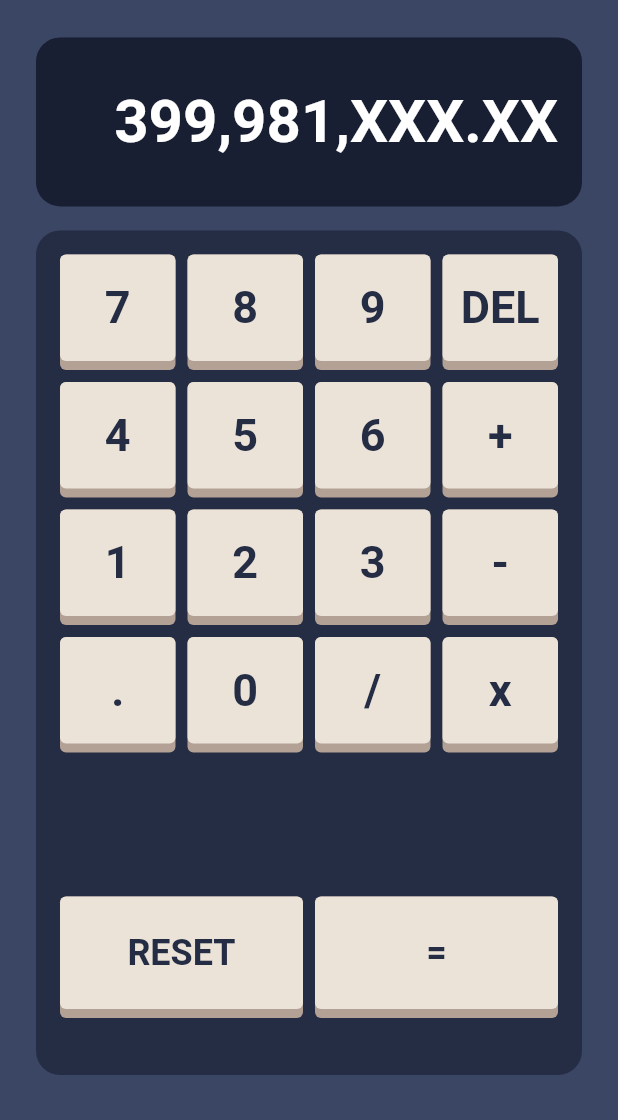
After one commit to mangelsr/flutter_calc, a Flutter app: the screen it shows after launch, on a phone screen of 412 x 824 dp, the part 116-1236 px from its top. The commit adds this screen. Run offline on Flutter 3.47's test engine with Material 2 defaults, Android fonts, the phone set to English and light mode, and no system bars.

Commit message:
[REF]: Created individual widgets

```diff
--- /dev/null
+++ b/lib/widgets/header.dart
@@ -0,0 +1,32 @@
+import 'package:flutter/material.dart';
+
+class Header extends StatelessWidget {
+  const Header({Key? key}) : super(key: key);
+
+  @override
+  Widget build(BuildContext context) {
+    return Expanded(
+      flex: 1,
+      child: Row(
+        mainAxisAlignment: MainAxisAlignment.spaceBetween,
+        children: const [
+          Text(
+            'calc',
+            style: TextStyle(
+              fontSize: 32,
+              color: Colors.white,
+              fontWeight: FontWeight.bold,
+            ),
+          ),
+          Text(
+            'THEME',
+            style: TextStyle(
+              fontSize: 16,
+              color: Colors.white,
+            ),
+          ),
+        ],
+      ),
+    );
+  }
+}
--- /dev/null
+++ b/lib/widgets/num_pad.dart
@@ -0,0 +1,124 @@
+import 'package:flutter/material.dart';
+
+class NumPad extends StatelessWidget {
+  const NumPad({Key? key}) : super(key: key);
+
+  static const List<String> buttons = [
+    '7',
+    '8',
+    '9',
+    'DEL',
+    '4',
+    '5',
+    '6',
+    '+',
+    '1',
+    '2',
+    '3',
+    '-',
+    '.',
+    '0',
+    '/',
+    'x',
+  ];
+
+  static const List<String> buttons2 = ['RESET', '='];
+
+  @override
+  Widget build(BuildContext context) {
+    return Expanded(
+      flex: 10,
+      child: Container(
+        padding: const EdgeInsets.all(16),
+        decoration: BoxDecoration(
+          color: const Color(0XFF252D44),
+          borderRadius: BorderRadius.circular(16),
+        ),
+        child: Column(
+          children: [
+            Expanded(
+              flex: 4,
+              child: GridView.count(
+                shrinkWrap: true,
+                crossAxisCount: 4,
+                mainAxisSpacing: 8,
+                crossAxisSpacing: 8,
+                children: buttons
+                    .map((String e) => Stack(
+                          children: [
+                            Container(
+                              decoration: BoxDecoration(
+                                color: const Color(0XFFB3A195),
+                                borderRadius: BorderRadius.circular(4),
+                              ),
+                            ),
+                            Container(
+                              margin: const EdgeInsets.only(bottom: 6),
+                              decoration: BoxDecoration(
+                                color: const Color(0XFFEBE3D8),
+                                borderRadius: BorderRadius.circular(4),
+                              ),
+                              child: Center(
+                                child: Text(
+                                  e,
+                                  style: const TextStyle(
+                                    fontSize: 30,
+                                    fontWeight: FontWeight.bold,
+                                    color: Color(0XFF252D44),
+                                  ),
+                                ),
+                              ),
+                            ),
+                          ],
+                        ))
+                    .toList(),
+              ),
+            ),
+            const SizedBox(height: 16),
+            Expanded(
+              flex: 1,
+              child: GridView.count(
+                shrinkWrap: true,
+                crossAxisCount: 2,
+                mainAxisSpacing: 8,
+                crossAxisSpacing: 8,
+                childAspectRatio: 2,
+                children: buttons2
+                    .map(
+                      (String e) => Stack(
+                        children: [
+                          Container(
+                            decoration: BoxDecoration(
+                              color: const Color(0XFFB3A195),
+                              borderRadius: BorderRadius.circular(4),
+                            ),
+                          ),
+                          Container(
+                            decoration: BoxDecoration(
+                              color: const Color(0XFFEBE3D8),
+                              borderRadius: BorderRadius.circular(4),
+                            ),
+                            margin: const EdgeInsets.only(bottom: 6),
+                            child: Center(
+                              child: Text(
+                                e,
+                                style: const TextStyle(
+                                  fontSize: 24,
+                                  fontWeight: FontWeight.bold,
+                                  color: Color(0XFF252D44),
+                                ),
+                              ),
+                            ),
+                          ),
+                        ],
+                      ),
+                    )
+                    .toList(),
+              ),
+            ),
+          ],
+        ),
+      ),
+    );
+  }
+}
--- /dev/null
+++ b/lib/widgets/result_box.dart
@@ -0,0 +1,35 @@
+import 'package:flutter/material.dart';
+
+class ResultBox extends StatelessWidget {
+  const ResultBox({Key? key}) : super(key: key);
+
+  @override
+  Widget build(BuildContext context) {
+    return Expanded(
+      flex: 2,
+      child: Container(
+        padding: const EdgeInsets.all(16),
+        width: double.maxFinite,
+        decoration: BoxDecoration(
+          color: const Color(0XFF181F32),
+          borderRadius: BorderRadius.circular(16),
+        ),
+        child: Column(
+          mainAxisAlignment: MainAxisAlignment.center,
+          crossAxisAlignment: CrossAxisAlignment.end,
+          children: const [
+            Text(
+              '399,981,XXX.XX',
+              overflow: TextOverflow.ellipsis,
+              style: TextStyle(
+                fontSize: 40,
+                color: Colors.white,
+                fontWeight: FontWeight.bold,
+              ),
+            ),
+          ],
+        ),
+      ),
+    );
+  }
+}
--- /dev/null
+++ b/lib/widgets/widgets.dart
@@ -0,0 +1,3 @@
+export 'package:flutter_calc/widgets/header.dart';
+export 'package:flutter_calc/widgets/num_pad.dart';
+export 'package:flutter_calc/widgets/result_box.dart';
```
Also changed, not shown: lib/pages/calc_page.dart (+8 -153 lines).
